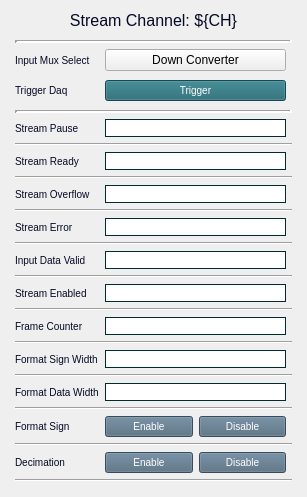
This is individuals/down_converter_ch_stream.ui in cristinasewell/ATCA_PyDM_Screens as Qt 5 draws it before an edit. The edited form follows.
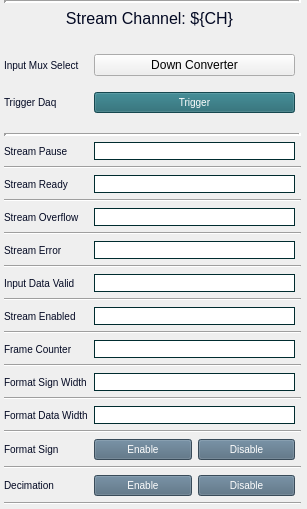
This is the edited form. Custom widgets are drawn as their Qt base class.

```diff
--- a/individuals/down_converter_ch_stream.ui
+++ b/individuals/down_converter_ch_stream.ui
@@ -13,31 +13,29 @@
   <property name="windowTitle">
    <string>Form</string>
   </property>
-  <layout class="QVBoxLayout" name="verticalLayout_2">
-   <item>
-    <widget class="QLabel" name="label">
-     <property name="styleSheet">
-      <string notr="true">QLabel{
-  color:#030923;
-  font-size: 16px;
-  font-style: bold;
-}</string>
-     </property>
-     <property name="text">
-      <string>Stream Channel: ${CH}</string>
-     </property>
-     <property name="alignment">
-      <set>Qt::AlignCenter</set>
-     </property>
-    </widget>
-   </item>
+  <layout class="QVBoxLayout" name="verticalLayout_2" stretch="1">
+   <property name="leftMargin">
+    <number>0</number>
+   </property>
+   <property name="topMargin">
+    <number>0</number>
+   </property>
+   <property name="rightMargin">
+    <number>2</number>
+   </property>
+   <property name="bottomMargin">
+    <number>0</number>
+   </property>
    <item>
     <layout class="QGridLayout" name="gridLayout" columnstretch="0,0,0">
+     <property name="sizeConstraint">
+      <enum>QLayout::SetMinimumSize</enum>
+     </property>
      <property name="leftMargin">
       <number>4</number>
      </property>
      <property name="topMargin">
-      <number>4</number>
+      <number>0</number>
      </property>
      <property name="rightMargin">
       <number>4</number>
@@ -45,8 +43,73 @@
      <property name="bottomMargin">
       <number>4</number>
      </property>
+     <item row="31" column="0" colspan="3">
+      <widget class="Line" name="line_11">
+       <property name="orientation">
+        <enum>Qt::Horizontal</enum>
+       </property>
+      </widget>
+     </item>
+     <item row="18" column="1">
+      <widget class="PyDMLineEdit" name="PyDMLineEdit_8">
+       <property name="enabled">
+        <bool>true</bool>
+       </property>
+       <property name="toolTip">
+        <string/>
+       </property>
+       <property name="styleSheet">
+        <string notr="true">QLineEdit{ border-width: 1px; border-style: solid; border-color: #002C2F; }</string>
+       </property>
+       <property name="readOnly">
+        <bool>true</bool>
+       </property>
+       <property name="channel" stdset="0">
+        <string>ca://${DEVICE}:DAQMUX0_STRMENABLED${CH}</string>
+       </property>
+       <property name="displayFormat" stdset="0">
+        <enum>PyDMLineEdit::String</enum>
+       </property>
+      </widget>
+     </item>
+     <item row="12" column="1">
+      <widget class="PyDMLineEdit" name="PyDMLineEdit_5">
+       <property name="enabled">
+        <bool>true</bool>
+       </property>
+       <property name="toolTip">
+        <string/>
+       </property>
+       <property name="styleSheet">
+        <string notr="true">QLineEdit{ border-width: 1px; border-style: solid; border-color: #002C2F; }</string>
+       </property>
+       <property name="readOnly">
+        <bool>true</bool>
+       </property>
+       <property name="channel" stdset="0">
+        <string>ca://${DEVICE}:DAQMUX0_STRMOVF${CH}</string>
+       </property>
+       <property name="displayFormat" stdset="0">
+        <enum>PyDMLineEdit::String</enum>
+       </property>
+      </widget>
+     </item>
+     <item row="18" column="0">
+      <widget class="QLabel" name="label_7">
+       <property name="styleSheet">
+        <string notr="true">QLabel{
+  color:#030923;
+  font-size: 10px;
+  font-style: bold;
+}</string>
+       </property>
+       <property name="text">
+        <string>Stream Enabled</string>
+       </property>
+      </widget>
+     </item>
      <item row="20" column="0">
-      <widget class="QLabel" name="label_9">
+      <widget class="QLabel" name="label_8">
        <property name="styleSheet">
         <string notr="true">QLabel{
   color:#030923;
@@ -55,30 +118,124 @@
 }</string>
        </property>
        <property name="text">
-        <string>Format Sign Width</string>
+        <string>Frame Counter</string>
        </property>
       </widget>
      </item>
-     <item row="6" column="1">
-      <widget class="PyDMLineEdit" name="PyDMLineEdit_3">
-       <property name="enabled">
-        <bool>true</bool>
+     <item row="26" column="1">
+      <layout class="QHBoxLayout" name="horizontalLayout">
+       <item>
+        <widget class="PyDMPushButton" name="PyDMPushButton_3">
+         <property name="toolTip">
+          <string/>
+         </property>
+         <property name="styleSheet">
+          <string notr="true">QPushButton {
+  background-color: #50697D;
+  border-color: #F3B749;
+  color:white;
+  font-size: 10px;
+}
+QPushButton:checked{
+  background-color: #14B09B;
+  font: bold
+}
+QPushButton:hover{
+  border-style: outset;
+}</string>
+         </property>
+         <property name="text">
+          <string>Enable</string>
+         </property>
+         <property name="checkable">
+          <bool>true</bool>
+         </property>
+         <property name="channel" stdset="0">
+          <string>ca://${DEVICE}:DAQMUX_FORMATSIGN${CH}</string>
+         </property>
+         <property name="pressValue" stdset="0">
+          <string>1</string>
+         </property>
+         <attribute name="buttonGroup">
+          <string notr="true">buttonGroup</string>
+         </attribute>
+        </widget>
+       </item>
+       <item>
+        <widget class="PyDMPushButton" name="PyDMPushButton_4">
+         <property name="toolTip">
+          <string/>
+         </property>
+         <property name="styleSheet">
+          <string notr="true">QPushButton {
+  background-color: #50697D;
+  border-color: #F3B749;
+  color:white;
+  font-size: 10px;
+}
+QPushButton:checked{
+  background-color: #14B09B;
+  font: bold
+}
+QPushButton:hover{
+  border-style: outset;
+}</string>
+         </property>
+         <property name="text">
+          <string>Disable</string>
+         </property>
+         <property name="checkable">
+          <bool>true</bool>
+         </property>
+         <property name="channel" stdset="0">
+          <string>ca://${DEVICE}:DAQMUX0_FORMATSIGN${CH}</string>
+         </property>
+         <property name="pressValue" stdset="0">
+          <string>0</string>
+         </property>
+         <attribute name="buttonGroup">
+          <string notr="true">buttonGroup</string>
+         </attribute>
+        </widget>
+       </item>
+      </layout>
+     </item>
+     <item row="11" column="0" colspan="3">
+      <widget class="Line" name="line_2">
+       <property name="orientation">
+        <enum>Qt::Horizontal</enum>
        </property>
-       <property name="toolTip">
-        <string/>
+      </widget>
+     </item>
+     <item row="25" column="0" colspan="3">
+      <widget class="Line" name="line_9">
+       <property name="orientation">
+        <enum>Qt::Horizontal</enum>
        </property>
-       <property name="styleSheet">
-        <string notr="true">QLineEdit{ border-width: 1px; border-style: solid; border-color: #002C2F; }</string>
+      </widget>
+     </item>
+     <item row="19" column="0" colspan="3">
+      <widget class="Line" name="line_6">
+       <property name="orientation">
+        <enum>Qt::Horizontal</enum>
        </property>
-       <property name="channel" stdset="0">
-        <string>ca://${DEVICE}:DAQMUX${MUX}_STRMPAUSE${CH}</string>
+      </widget>
+     </item>
+     <item row="17" column="0" colspan="3">
+      <widget class="Line" name="line_5">
+       <property name="orientation">
+        <enum>Qt::Horizontal</enum>
        </property>
-       <property name="displayFormat" stdset="0">
-        <enum>PyDMLineEdit::String</enum>
+      </widget>
+     </item>
+     <item row="23" column="0" colspan="3">
+      <widget class="Line" name="line_8">
+       <property name="orientation">
+        <enum>Qt::Horizontal</enum>
        </property>
       </widget>
      </item>
-     <item row="27" column="1">
+     <item row="29" column="1">
       <layout class="QHBoxLayout" name="horizontalLayout_2">
        <item>
         <widget class="PyDMPushButton" name="PyDMPushButton">
@@ -156,101 +313,7 @@
        </item>
       </layout>
      </item>
-     <item row="26" column="0" colspan="3">
-      <widget class="Line" name="line_10">
-       <property name="orientation">
-        <enum>Qt::Horizontal</enum>
-       </property>
-      </widget>
-     </item>
-     <item row="21" column="0" colspan="3">
-      <widget class="Line" name="line_8">
-       <property name="orientation">
-        <enum>Qt::Horizontal</enum>
-       </property>
-      </widget>
-     </item>
-     <item row="12" column="0">
-      <widget class="QLabel" name="label_5">
-       <property name="styleSheet">
-        <string notr="true">QLabel{
-  color:#030923;
-  font-size: 10px;
-  font-style: bold;
-}</string>
-       </property>
-       <property name="text">
-        <string>Stream Error</string>
-       </property>
-      </widget>
-     </item>
-     <item row="15" column="0" colspan="3">
-      <widget class="Line" name="line_5">
-       <property name="orientation">
-        <enum>Qt::Horizontal</enum>
-       </property>
-      </widget>
-     </item>
      <item row="3" column="1">
-      <widget class="PyDMPushButton" name="PyDMPushButton_5">
-       <property name="toolTip">
-        <string/>
-       </property>
-       <property name="styleSheet">
-        <string notr="true">QPushButton {
-  background-color: #1E646E;
-  border-color: #F3B749;
-  color:white;
-  font-size: 10px;
-}
-QPushButton:pressed{
-  background-color: #023459;
-  font: bold
-}
-QPushButton:hover{
-  border-style: outset;
-}</string>
-       </property>
-       <property name="text">
-        <string>Trigger</string>
-       </property>
-       <property name="channel" stdset="0">
-        <string>ca://${DEVICE}:DAQMUX${MUX}_TRGDAQ </string>
-       </property>
-       <property name="pressValue" stdset="0">
-        <string>1</string>
-       </property>
-      </widget>
-     </item>
-     <item row="11" column="0" colspan="3">
-      <widget class="Line" name="line_3">
-       <property name="orientation">
-        <enum>Qt::Horizontal</enum>
-       </property>
-      </widget>
-     </item>
-     <item row="17" column="0" colspan="3">
-      <widget class="Line" name="line_6">
-       <property name="orientation">
-        <enum>Qt::Horizontal</enum>
-       </property>
-      </widget>
-     </item>
-     <item row="8" column="0">
-      <widget class="QLabel" name="label_4">
-       <property name="styleSheet">
-        <string notr="true">QLabel{
-  color:#030923;
-  font-size: 10px;
-  font-style: bold;
-}</string>
-       </property>
-       <property name="text">
-        <string>Stream Ready</string>
-       </property>
-      </widget>
-     </item>
-     <item row="1" column="1">
       <widget class="PyDMRelatedDisplayButton" name="PyDMRelatedDisplayButton_2">
        <property name="toolTip">
         <string/>
@@ -273,80 +336,246 @@
        </property>
       </widget>
      </item>
-     <item row="23" column="0" colspan="3">
-      <widget class="Line" name="line_9">
+     <item row="8" column="1">
+      <widget class="PyDMLineEdit" name="PyDMLineEdit_3">
+       <property name="enabled">
+        <bool>true</bool>
+       </property>
+       <property name="toolTip">
+        <string/>
+       </property>
+       <property name="styleSheet">
+        <string notr="true">QLineEdit{ border-width: 1px; border-style: solid; border-color: #002C2F; }</string>
+       </property>
+       <property name="channel" stdset="0">
+        <string>ca://${DEVICE}:DAQMUX0_STRMPAUSE${CH}</string>
+       </property>
+       <property name="displayFormat" stdset="0">
+        <enum>PyDMLineEdit::String</enum>
+       </property>
+      </widget>
+     </item>
+     <item row="1" column="0" colspan="2">
+      <widget class="QLabel" name="label">
+       <property name="sizePolicy">
+        <sizepolicy hsizetype="MinimumExpanding" vsizetype="MinimumExpanding">
+         <horstretch>0</horstretch>
+         <verstretch>0</verstretch>
+        </sizepolicy>
+       </property>
+       <property name="styleSheet">
+        <string notr="true">QLabel{
+  color:#030923;
+  font-size: 16px;
+  font-style: bold;
+}</string>
+       </property>
+       <property name="text">
+        <string>Stream Channel: ${CH}</string>
+       </property>
+       <property name="alignment">
+        <set>Qt::AlignCenter</set>
+       </property>
+      </widget>
+     </item>
+     <item row="22" column="0">
+      <widget class="QLabel" name="label_9">
+       <property name="styleSheet">
+        <string notr="true">QLabel{
+  color:#030923;
+  font-size: 10px;
+  font-style: bold;
+}</string>
+       </property>
+       <property name="text">
+        <string>Format Sign Width</string>
+       </property>
+      </widget>
+     </item>
+     <item row="10" column="1">
+      <widget class="PyDMLineEdit" name="PyDMLineEdit_4">
+       <property name="enabled">
+        <bool>true</bool>
+       </property>
+       <property name="toolTip">
+        <string/>
+       </property>
+       <property name="styleSheet">
+        <string notr="true">QLineEdit{ border-width: 1px; border-style: solid; border-color: #002C2F; }</string>
+       </property>
+       <property name="readOnly">
+        <bool>true</bool>
+       </property>
+       <property name="channel" stdset="0">
+        <string>ca://${DEVICE}:DAQMUX0_STRMRDY${CH}</string>
+       </property>
+       <property name="displayFormat" stdset="0">
+        <enum>PyDMLineEdit::String</enum>
+       </property>
+      </widget>
+     </item>
+     <item row="22" column="1">
+      <widget class="PyDMLineEdit" name="PyDMLineEdit_2">
+       <property name="toolTip">
+        <string/>
+       </property>
+       <property name="styleSheet">
+        <string notr="true">QLineEdit{ border-width: 1px; border-style: solid; border-color: #002C2F; }</string>
+       </property>
+       <property name="channel" stdset="0">
+        <string>ca://${DEVICE}:DAQMUX0_FORMATSIGNWIDTH${CH}</string>
+       </property>
+      </widget>
+     </item>
+     <item row="5" column="0">
+      <widget class="QLabel" name="label_13">
+       <property name="styleSheet">
+        <string notr="true">QLabel{
+  color:#030923;
+  font-size: 10px;
+  font-style: bold;
+}</string>
+       </property>
+       <property name="text">
+        <string>Trigger Daq</string>
+       </property>
+      </widget>
+     </item>
+     <item row="14" column="0">
+      <widget class="QLabel" name="label_5">
+       <property name="styleSheet">
+        <string notr="true">QLabel{
+  color:#030923;
+  font-size: 10px;
+  font-style: bold;
+}</string>
+       </property>
+       <property name="text">
+        <string>Stream Error</string>
+       </property>
+      </widget>
+     </item>
+     <item row="16" column="1">
+      <widget class="PyDMLineEdit" name="PyDMLineEdit_7">
+       <property name="enabled">
+        <bool>true</bool>
+       </property>
+       <property name="toolTip">
+        <string/>
+       </property>
+       <property name="styleSheet">
+        <string notr="true">QLineEdit{ border-width: 1px; border-style: solid; border-color: #002C2F; }</string>
+       </property>
+       <property name="readOnly">
+        <bool>true</bool>
+       </property>
+       <property name="channel" stdset="0">
+        <string>ca://${DEVICE}:DAQMUX0_INPDATAVALID${CH}</string>
+       </property>
+       <property name="displayFormat" stdset="0">
+        <enum>PyDMLineEdit::String</enum>
+       </property>
+      </widget>
+     </item>
+     <item row="8" column="0">
+      <widget class="QLabel" name="label_3">
+       <property name="styleSheet">
+        <string notr="true">QLabel{
+  color:#030923;
+  font-size: 10px;
+  font-style: bold;
+}</string>
+       </property>
+       <property name="text">
+        <string>Stream Pause</string>
+       </property>
+      </widget>
+     </item>
+     <item row="3" column="0">
+      <widget class="QLabel" name="label_14">
+       <property name="styleSheet">
+        <string notr="true">QLabel{
+  color:#030923;
+  font-size: 10px;
+  font-style: bold;
+}</string>
+       </property>
+       <property name="text">
+        <string>Input Mux Select</string>
+       </property>
+      </widget>
+     </item>
+     <item row="20" column="1">
+      <widget class="PyDMLineEdit" name="PyDMLineEdit_9">
+       <property name="enabled">
+        <bool>true</bool>
+       </property>
+       <property name="toolTip">
+        <string/>
+       </property>
+       <property name="styleSheet">
+        <string notr="true">QLineEdit{ border-width: 1px; border-style: solid; border-color: #002C2F; }</string>
+       </property>
+       <property name="readOnly">
+        <bool>true</bool>
+       </property>
+       <property name="channel" stdset="0">
+        <string>ca://${DEVICE}:DAQMUX0_FRAMECNT${CH}</string>
+       </property>
+      </widget>
+     </item>
+     <item row="16" column="0">
+      <widget class="QLabel" name="label_6">
+       <property name="styleSheet">
+        <string notr="true">QLabel{
+  color:#030923;
+  font-size: 10px;
+  font-style: bold;
+}</string>
+       </property>
+       <property name="text">
+        <string>Input Data Valid</string>
+       </property>
+      </widget>
+     </item>
+     <item row="9" column="0" colspan="3">
+      <widget class="Line" name="line">
        <property name="orientation">
         <enum>Qt::Horizontal</enum>
        </property>
       </widget>
      </item>
-     <item row="12" column="1">
-      <widget class="PyDMLineEdit" name="PyDMLineEdit_6">
-       <property name="enabled">
-        <bool>true</bool>
-       </property>
-       <property name="toolTip">
-        <string/>
-       </property>
-       <property name="styleSheet">
-        <string notr="true">QLineEdit{ border-width: 1px; border-style: solid; border-color: #002C2F; }</string>
-       </property>
-       <property name="readOnly">
-        <bool>true</bool>
-       </property>
-       <property name="channel" stdset="0">
-        <string>ca://${DEVICE}:DAQMUX${MUX}_STRMERR${CH}</string>
-       </property>
-       <property name="displayFormat" stdset="0">
-        <enum>PyDMLineEdit::String</enum>
-       </property>
-      </widget>
-     </item>
-     <item row="13" column="0" colspan="3">
+     <item row="15" column="0" colspan="3">
       <widget class="Line" name="line_4">
        <property name="orientation">
         <enum>Qt::Horizontal</enum>
        </property>
       </widget>
      </item>
-     <item row="0" column="0" colspan="3">
-      <widget class="Line" name="line_13">
-       <property name="lineWidth">
-        <number>3</number>
-       </property>
+     <item row="13" column="0" colspan="3">
+      <widget class="Line" name="line_3">
        <property name="orientation">
         <enum>Qt::Horizontal</enum>
        </property>
       </widget>
      </item>
-     <item row="4" column="0">
+     <item row="6" column="0">
       <spacer name="verticalSpacer_2">
        <property name="orientation">
         <enum>Qt::Vertical</enum>
        </property>
+       <property name="sizeType">
+        <enum>QSizePolicy::Fixed</enum>
+       </property>
        <property name="sizeHint" stdset="0">
         <size>
          <width>20</width>
-         <height>20</height>
+         <height>14</height>
         </size>
        </property>
       </spacer>
      </item>
-     <item row="18" column="0">
-      <widget class="QLabel" name="label_8">
-       <property name="styleSheet">
-        <string notr="true">QLabel{
-  color:#030923;
-  font-size: 10px;
-  font-style: bold;
-}</string>
-       </property>
-       <property name="text">
-        <string>Frame Counter</string>
-       </property>
-      </widget>
-     </item>
-     <item row="10" column="0">
+     <item row="12" column="0">
       <widget class="QLabel" name="label_2">
        <property name="styleSheet">
         <string notr="true">QLabel{
@@ -360,15 +589,29 @@
        </property>
       </widget>
      </item>
-     <item row="9" column="0" colspan="3">
-      <widget class="Line" name="line_2">
+     <item row="10" column="0">
+      <widget class="QLabel" name="label_4">
+       <property name="styleSheet">
+        <string notr="true">QLabel{
+  color:#030923;
+  font-size: 10px;
+  font-style: bold;
+}</string>
+       </property>
+       <property name="text">
+        <string>Stream Ready</string>
+       </property>
+      </widget>
+     </item>
+     <item row="28" column="0" colspan="3">
+      <widget class="Line" name="line_10">
        <property name="orientation">
         <enum>Qt::Horizontal</enum>
        </property>
       </widget>
      </item>
-     <item row="14" column="0">
-      <widget class="QLabel" name="label_6">
+     <item row="26" column="0">
+      <widget class="QLabel" name="label_11">
        <property name="styleSheet">
         <string notr="true">QLabel{
   color:#030923;
@@ -377,111 +620,27 @@
 }</string>
        </property>
        <property name="text">
-        <string>Input Data Valid</string>
+        <string>Format Sign</string>
        </property>
       </widget>
      </item>
+     <item row="4" column="0">
+      <spacer name="verticalSpacer">
+       <property name="orientation">
+        <enum>Qt::Vertical</enum>
+       </property>
+       <property name="sizeType">
+        <enum>QSizePolicy::Fixed</enum>
+       </property>
+       <property name="sizeHint" stdset="0">
+        <size>
+         <width>20</width>
+         <height>10</height>
+        </size>
+       </property>
+      </spacer>
+     </item>
      <item row="24" column="1">
-      <layout class="QHBoxLayout" name="horizontalLayout">
-       <item>
-        <widget class="PyDMPushButton" name="PyDMPushButton_3">
-         <property name="toolTip">
-          <string/>
-         </property>
-         <property name="styleSheet">
-          <string notr="true">QPushButton {
-  background-color: #50697D;
-  border-color: #F3B749;
-  color:white;
-  font-size: 10px;
-}
-QPushButton:checked{
-  background-color: #14B09B;
-  font: bold
-}
-QPushButton:hover{
-  border-style: outset;
-}</string>
-         </property>
-         <property name="text">
-          <string>Enable</string>
-         </property>
-         <property name="checkable">
-          <bool>true</bool>
-         </property>
-         <property name="channel" stdset="0">
-          <string>ca://${DEVICE}:DAQMUX${MUX}_FORMATSIGN${CH}</string>
-         </property>
-         <property name="pressValue" stdset="0">
-          <string>1</string>
-         </property>
-         <attribute name="buttonGroup">
-          <string notr="true">buttonGroup</string>
-         </attribute>
-        </widget>
-       </item>
-       <item>
-        <widget class="PyDMPushButton" name="PyDMPushButton_4">
-         <property name="toolTip">
-          <string/>
-         </property>
-         <property name="styleSheet">
-          <string notr="true">QPushButton {
-  background-color: #50697D;
-  border-color: #F3B749;
-  color:white;
-  font-size: 10px;
-}
-QPushButton:checked{
-  background-color: #14B09B;
-  font: bold
-}
-QPushButton:hover{
-  border-style: outset;
-}</string>
-         </property>
-         <property name="text">
-          <string>Disable</string>
-         </property>
-         <property name="checkable">
-          <bool>true</bool>
-         </property>
-         <property name="channel" stdset="0">
-          <string>ca://${DEVICE}:DAQMUX${MUX}_FORMATSIGN${CH}</string>
-         </property>
-         <property name="pressValue" stdset="0">
-          <string>0</string>
-         </property>
-         <attribute name="buttonGroup">
-          <string notr="true">buttonGroup</string>
-         </attribute>
-        </widget>
-       </item>
-      </layout>
-     </item>
-     <item row="16" column="1">
-      <widget class="PyDMLineEdit" name="PyDMLineEdit_8">
-       <property name="enabled">
-        <bool>true</bool>
-       </property>
-       <property name="toolTip">
-        <string/>
-       </property>
-       <property name="styleSheet">
-        <string notr="true">QLineEdit{ border-width: 1px; border-style: solid; border-color: #002C2F; }</string>
-       </property>
-       <property name="readOnly">
-        <bool>true</bool>
-       </property>
-       <property name="channel" stdset="0">
-        <string>ca://${DEVICE}:DAQMUX${MUX}_STRMENABLED${CH}</string>
-       </property>
-       <property name="displayFormat" stdset="0">
-        <enum>PyDMLineEdit::String</enum>
-       </property>
-      </widget>
-     </item>
-     <item row="22" column="1">
       <widget class="PyDMLineEdit" name="PyDMLineEdit">
        <property name="toolTip">
         <string/>
@@ -494,98 +653,24 @@
        </property>
       </widget>
      </item>
-     <item row="6" column="0">
-      <widget class="QLabel" name="label_3">
-       <property name="styleSheet">
-        <string notr="true">QLabel{
-  color:#030923;
-  font-size: 10px;
-  font-style: bold;
-}</string>
-       </property>
-       <property name="text">
-        <string>Stream Pause</string>
-       </property>
-      </widget>
-     </item>
-     <item row="2" column="0">
-      <spacer name="verticalSpacer">
-       <property name="orientation">
-        <enum>Qt::Vertical</enum>
-       </property>
-       <property name="sizeHint" stdset="0">
-        <size>
-         <width>20</width>
-         <height>20</height>
-        </size>
-       </property>
-      </spacer>
-     </item>
-     <item row="7" column="0" colspan="3">
-      <widget class="Line" name="line">
-       <property name="orientation">
-        <enum>Qt::Horizontal</enum>
-       </property>
-      </widget>
-     </item>
-     <item row="19" column="0" colspan="3">
+     <item row="21" column="0" colspan="3">
       <widget class="Line" name="line_7">
        <property name="orientation">
         <enum>Qt::Horizontal</enum>
        </property>
       </widget>
      </item>
-     <item row="16" column="0">
-      <widget class="QLabel" name="label_7">
-       <property name="styleSheet">
-        <string notr="true">QLabel{
-  color:#030923;
-  font-size: 10px;
-  font-style: bold;
-}</string>
+     <item row="0" column="0" colspan="3">
+      <widget class="Line" name="line_13">
+       <property name="lineWidth">
+        <number>3</number>
        </property>
-       <property name="text">
-        <string>Stream Enabled</string>
+       <property name="orientation">
+        <enum>Qt::Horizontal</enum>
        </property>
       </widget>
      </item>
-     <item row="14" column="1">
-      <widget class="PyDMLineEdit" name="PyDMLineEdit_7">
-       <property name="enabled">
-        <bool>true</bool>
-       </property>
-       <property name="toolTip">
-        <string/>
-       </property>
-       <property name="styleSheet">
-        <string notr="true">QLineEdit{ border-width: 1px; border-style: solid; border-color: #002C2F; }</string>
-       </property>
-       <property name="readOnly">
-        <bool>true</bool>
-       </property>
-       <property name="channel" stdset="0">
-        <string>ca://${DEVICE}:DAQMUX${MUX}_INPDATAVALID${CH}</string>
-       </property>
-       <property name="displayFormat" stdset="0">
-        <enum>PyDMLineEdit::String</enum>
-       </property>
-      </widget>
-     </item>
-     <item row="22" column="0">
-      <widget class="QLabel" name="label_10">
-       <property name="styleSheet">
-        <string notr="true">QLabel{
-  color:#030923;
-  font-size: 10px;
-  font-style: bold;
-}</string>
-       </property>
-       <property name="text">
-        <string>Format Data Width</string>
-       </property>
-      </widget>
-     </item>
-     <item row="5" column="0" colspan="3">
+     <item row="7" column="0" colspan="3">
       <widget class="Line" name="line_12">
        <property name="styleSheet">
         <string notr="true"/>
@@ -601,91 +686,8 @@
        </property>
       </widget>
      </item>
-     <item row="20" column="1">
-      <widget class="PyDMLineEdit" name="PyDMLineEdit_2">
-       <property name="toolTip">
-        <string/>
-       </property>
-       <property name="styleSheet">
-        <string notr="true">QLineEdit{ border-width: 1px; border-style: solid; border-color: #002C2F; }</string>
-       </property>
-       <property name="channel" stdset="0">
-        <string>ca://${DEVICE}:DAQMUX${MUX}_FORMATSIGNWIDTH${CH}</string>
-       </property>
-      </widget>
-     </item>
-     <item row="29" column="0" colspan="3">
-      <widget class="Line" name="line_11">
-       <property name="orientation">
-        <enum>Qt::Horizontal</enum>
-       </property>
-      </widget>
-     </item>
-     <item row="8" column="1">
-      <widget class="PyDMLineEdit" name="PyDMLineEdit_4">
-       <property name="enabled">
-        <bool>true</bool>
-       </property>
-       <property name="toolTip">
-        <string/>
-       </property>
-       <property name="styleSheet">
-        <string notr="true">QLineEdit{ border-width: 1px; border-style: solid; border-color: #002C2F; }</string>
-       </property>
-       <property name="readOnly">
-        <bool>true</bool>
-       </property>
-       <property name="channel" stdset="0">
-        <string>ca://${DEVICE}:DAQMUX${MUX}_STRMRDY${CH}</string>
-       </property>
-       <property name="displayFormat" stdset="0">
-        <enum>PyDMLineEdit::String</enum>
-       </property>
-      </widget>
-     </item>
-     <item row="10" column="1">
-      <widget class="PyDMLineEdit" name="PyDMLineEdit_5">
-       <property name="enabled">
-        <bool>true</bool>
-       </property>
-       <property name="toolTip">
-        <string/>
-       </property>
-       <property name="styleSheet">
-        <string notr="true">QLineEdit{ border-width: 1px; border-style: solid; border-color: #002C2F; }</string>
-       </property>
-       <property name="readOnly">
-        <bool>true</bool>
-       </property>
-       <property name="channel" stdset="0">
-        <string>ca://${DEVICE}:DAQMUX${MUX}_STRMOVF${CH}</string>
-       </property>
-       <property name="displayFormat" stdset="0">
-        <enum>PyDMLineEdit::String</enum>
-       </property>
-      </widget>
-     </item>
-     <item row="18" column="1">
-      <widget class="PyDMLineEdit" name="PyDMLineEdit_9">
-       <property name="enabled">
-        <bool>true</bool>
-       </property>
-       <property name="toolTip">
-        <string/>
-       </property>
-       <property name="styleSheet">
-        <string notr="true">QLineEdit{ border-width: 1px; border-style: solid; border-color: #002C2F; }</string>
-       </property>
-       <property name="readOnly">
-        <bool>true</bool>
-       </property>
-       <property name="channel" stdset="0">
-        <string>ca://${DEVICE}:DAQMUX${MUX}_FRAMECNT${CH}</string>
-       </property>
-      </widget>
-     </item>
      <item row="24" column="0">
-      <widget class="QLabel" name="label_11">
+      <widget class="QLabel" name="label_10">
        <property name="styleSheet">
         <string notr="true">QLabel{
   color:#030923;
@@ -694,11 +696,64 @@
 }</string>
        </property>
        <property name="text">
-        <string>Format Sign</string>
+        <string>Format Data Width</string>
        </property>
       </widget>
      </item>
-     <item row="27" column="0">
+     <item row="14" column="1">
+      <widget class="PyDMLineEdit" name="PyDMLineEdit_6">
+       <property name="enabled">
+        <bool>true</bool>
+       </property>
+       <property name="toolTip">
+        <string/>
+       </property>
+       <property name="styleSheet">
+        <string notr="true">QLineEdit{ border-width: 1px; border-style: solid; border-color: #002C2F; }</string>
+       </property>
+       <property name="readOnly">
+        <bool>true</bool>
+       </property>
+       <property name="channel" stdset="0">
+        <string>ca://${DEVICE}:DAQMUX0_STRMERR${CH}</string>
+       </property>
+       <property name="displayFormat" stdset="0">
+        <enum>PyDMLineEdit::String</enum>
+       </property>
+      </widget>
+     </item>
+     <item row="5" column="1">
+      <widget class="PyDMPushButton" name="PyDMPushButton_5">
+       <property name="toolTip">
+        <string/>
+       </property>
+       <property name="styleSheet">
+        <string notr="true">QPushButton {
+  background-color: #1E646E;
+  border-color: #F3B749;
+  color:white;
+  font-size: 10px;
+}
+QPushButton:pressed{
+  background-color: #023459;
+  font: bold
+}
+QPushButton:hover{
+  border-style: outset;
+}</string>
+       </property>
+       <property name="text">
+        <string>Trigger</string>
+       </property>
+       <property name="channel" stdset="0">
+        <string>ca://${DEVICE}:DAQMUX0_TRGDAQ </string>
+       </property>
+       <property name="pressValue" stdset="0">
+        <string>1</string>
+       </property>
+      </widget>
+     </item>
+     <item row="29" column="0">
       <widget class="QLabel" name="label_12">
        <property name="styleSheet">
         <string notr="true">QLabel{
@@ -712,33 +767,21 @@
        </property>
       </widget>
      </item>
-     <item row="3" column="0">
-      <widget class="QLabel" name="label_13">
-       <property name="styleSheet">
-        <string notr="true">QLabel{
-  color:#030923;
-  font-size: 10px;
-  font-style: bold;
-}</string>
+     <item row="2" column="0">
+      <spacer name="verticalSpacer_3">
+       <property name="orientation">
+        <enum>Qt::Vertical</enum>
        </property>
-       <property name="text">
-        <string>Trigger Daq</string>
+       <property name="sizeType">
+        <enum>QSizePolicy::Fixed</enum>
        </property>
-      </widget>
-     </item>
-     <item row="1" column="0">
-      <widget class="QLabel" name="label_14">
-       <property name="styleSheet">
-        <string notr="true">QLabel{
-  color:#030923;
-  font-size: 10px;
-  font-style: bold;
-}</string>
+       <property name="sizeHint" stdset="0">
+        <size>
+         <width>20</width>
+         <height>20</height>
+        </size>
        </property>
-       <property name="text">
-        <string>Input Mux Select</string>
-       </property>
-      </widget>
+      </spacer>
      </item>
     </layout>
    </item>
```
Left out of the diff: 6 changed lines with no effect on the pictures.
